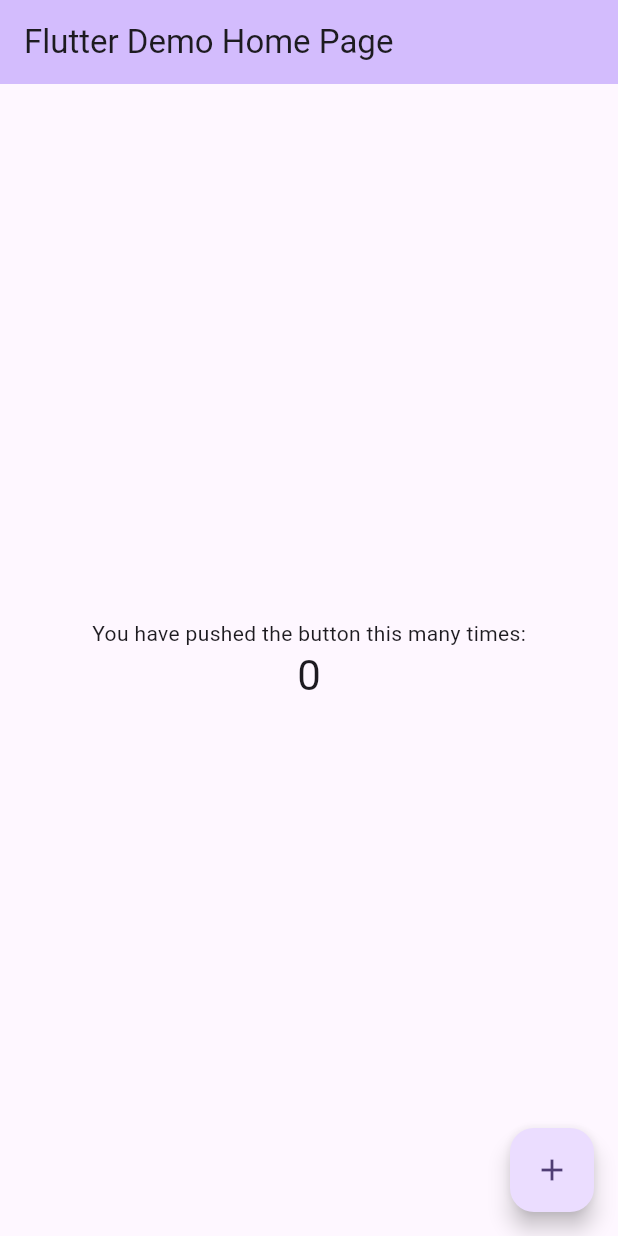
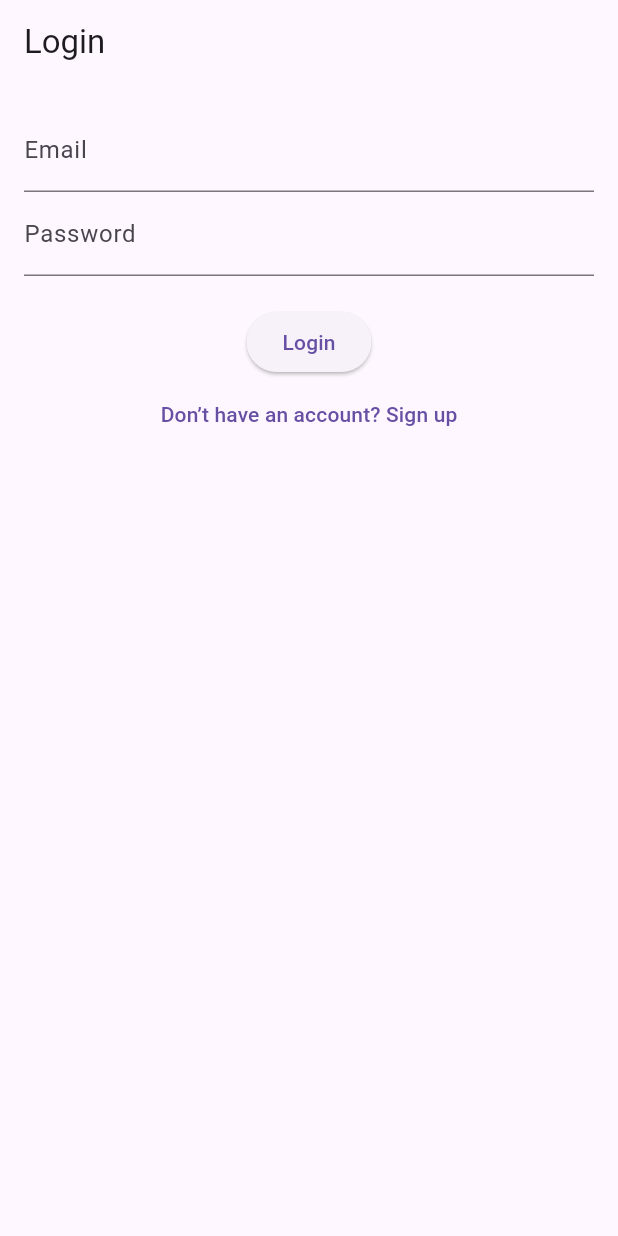
Before and after one commit to kaesmi/diploma_1, a Flutter app: the screen it shows after launch, on a phone screen of 412 x 824 dp. Run offline on Flutter 3.47's test engine with Material 3 defaults, Android fonts, the phone set to English and light mode, and no system bars; our stand-ins replace firebase_auth, firebase_core; accounts and stored records are empty.

Commit message:
first init

```diff
--- a/care_nest/lib/main.dart
+++ b/care_nest/lib/main.dart
@@ -1,125 +1,37 @@
 import 'package:flutter/material.dart';
+import 'package:firebase_core/firebase_core.dart';
+import 'screens/login_screen.dart';
+import 'screens/signup_screen.dart';
+import 'screens/main_screen.dart';
+import 'screens/specialist_finder_screen.dart';
+import 'screens/specialist_profile_screen.dart';
+import 'screens/chat_screen.dart';
+import 'screens/map_screen.dart';
+import 'screens/review_screen.dart';
 
-void main() {
-  runApp(const MyApp());
+void main() async {
+  WidgetsFlutterBinding.ensureInitialized();
+  await Firebase.initializeApp();
+  runApp(MyApp());
 }
 
 class MyApp extends StatelessWidget {
-  const MyApp({super.key});
-
-  // This widget is the root of your application.
   @override
   Widget build(BuildContext context) {
     return MaterialApp(
-      title: 'Flutter Demo',
-      theme: ThemeData(
-        // This is the theme of your application.
-        //
-        // TRY THIS: Try running your application with "flutter run". You'll see
-        // the application has a purple toolbar. Then, without quitting the app,
-        // try changing the seedColor in the colorScheme below to Colors.green
-        // and then invoke "hot reload" (save your changes or press the "hot
-        // reload" button in a Flutter-supported IDE, or press "r" if you used
-        // the command line to start the app).
-        //
-        // Notice that the counter didn't reset back to zero; the application
-        // state is not lost during the reload. To reset the state, use hot
-        // restart instead.
-        //
-        // This works for code too, not just values: Most code changes can be
-        // tested with just a hot reload.
-        colorScheme: ColorScheme.fromSeed(seedColor: Colors.deepPurple),
-        useMaterial3: true,
-      ),
-      home: const MyHomePage(title: 'Flutter Demo Home Page'),
+      title: 'Care Nest',
+      theme: ThemeData(primarySwatch: Colors.blue),
+      initialRoute: '/',
+      routes: {
+        '/': (context) => LoginScreen(),
+        '/signup': (context) => SignupScreen(),
+        '/main': (context) => MainScreen(),
+        '/specialistFinder': (context) => SpecialistFinderScreen(),
+        // '/specialistProfile': (context) => SpecialistProfileScreen(),
+        // '/chat': (context) => ChatScreen(),
+        // '/map': (context) => MapScreen(),
+        // '/review': (context) => ReviewScreen(),
+      },
     );
   }
 }
-
-class MyHomePage extends StatefulWidget {
-  const MyHomePage({super.key, required this.title});
-
-  // This widget is the home page of your application. It is stateful, meaning
-  // that it has a State object (defined below) that contains fields that affect
-  // how it looks.
-
-  // This class is the configuration for the state. It holds the values (in this
-  // case the title) provided by the parent (in this case the App widget) and
-  // used by the build method of the State. Fields in a Widget subclass are
-  // always marked "final".
-
-  final String title;
-
-  @override
-  State<MyHomePage> createState() => _MyHomePageState();
-}
-
-class _MyHomePageState extends State<MyHomePage> {
-  int _counter = 0;
-
-  void _incrementCounter() {
-    setState(() {
-      // This call to setState tells the Flutter framework that something has
-      // changed in this State, which causes it to rerun the build method below
-      // so that the display can reflect the updated values. If we changed
-      // _counter without calling setState(), then the build method would not be
-      // called again, and so nothing would appear to happen.
-      _counter++;
-    });
-  }
-
-  @override
-  Widget build(BuildContext context) {
-    // This method is rerun every time setState is called, for instance as done
-    // by the _incrementCounter method above.
-    //
-    // The Flutter framework has been optimized to make rerunning build methods
-    // fast, so that you can just rebuild anything that needs updating rather
-    // than having to individually change instances of widgets.
-    return Scaffold(
-      appBar: AppBar(
-        // TRY THIS: Try changing the color here to a specific color (to
-        // Colors.amber, perhaps?) and trigger a hot reload to see the AppBar
-        // change color while the other colors stay the same.
-        backgroundColor: Theme.of(context).colorScheme.inversePrimary,
-        // Here we take the value from the MyHomePage object that was created by
-        // the App.build method, and use it to set our appbar title.
-        title: Text(widget.title),
-      ),
-      body: Center(
-        // Center is a layout widget. It takes a single child and positions it
-        // in the middle of the parent.
-        child: Column(
-          // Column is also a layout widget. It takes a list of children and
-          // arranges them vertically. By default, it sizes itself to fit its
-          // children horizontally, and tries to be as tall as its parent.
-          //
-          // Column has various properties to control how it sizes itself and
-          // how it positions its children. Here we use mainAxisAlignment to
-          // center the children vertically; the main axis here is the vertical
-          // axis because Columns are vertical (the cross axis would be
-          // horizontal).
-          //
-          // TRY THIS: Invoke "debug painting" (choose the "Toggle Debug Paint"
-          // action in the IDE, or press "p" in the console), to see the
-          // wireframe for each widget.
-          mainAxisAlignment: MainAxisAlignment.center,
-          children: <Widget>[
-            const Text(
-              'You have pushed the button this many times:',
-            ),
-            Text(
-              '$_counter',
-              style: Theme.of(context).textTheme.headlineMedium,
-            ),
-          ],
-        ),
-      ),
-      floatingActionButton: FloatingActionButton(
-        onPressed: _incrementCounter,
-        tooltip: 'Increment',
-        child: const Icon(Icons.add),
-      ), // This trailing comma makes auto-formatting nicer for build methods.
-    );
-  }
-}
--- /dev/null
+++ b/care_nest/lib/screens/login_screen.dart
@@ -0,0 +1,51 @@
+import 'package:flutter/material.dart';
+import '../services/auth_service.dart';
+
+class LoginScreen extends StatelessWidget {
+  final TextEditingController _emailController = TextEditingController();
+  final TextEditingController _passwordController = TextEditingController();
+
+  void loginUser(BuildContext context) async {
+    String result = await AuthService().login(
+      email: _emailController.text,
+      password: _passwordController.text,
+    );
+    if (result == "Success") {
+      Navigator.pushReplacementNamed(context, '/main');
+    } else {
+      ScaffoldMessenger.of(context).showSnackBar(SnackBar(content: Text(result)));
+    }
+  }
+
+  @override
+  Widget build(BuildContext context) {
+    return Scaffold(
+      appBar: AppBar(title: Text('Login')),
+      body: Padding(
+        padding: const EdgeInsets.all(16.0),
+        child: Column(
+          children: [
+            TextField(
+              controller: _emailController,
+              decoration: InputDecoration(labelText: 'Email'),
+            ),
+            TextField(
+              controller: _passwordController,
+              decoration: InputDecoration(labelText: 'Password'),
+              obscureText: true,
+            ),
+            SizedBox(height: 20),
+            ElevatedButton(
+              onPressed: () => loginUser(context),
+              child: Text('Login'),
+            ),
+            TextButton(
+              onPressed: () => Navigator.pushNamed(context, '/signup'),
+              child: Text('Don’t have an account? Sign up'),
+            ),
+          ],
+        ),
+      ),
+    );
+  }
+}
--- /dev/null
+++ b/care_nest/lib/services/auth_service.dart
@@ -0,0 +1,23 @@
+import 'package:firebase_auth/firebase_auth.dart';
+
+class AuthService {
+  final FirebaseAuth _auth = FirebaseAuth.instance;
+
+  Future<String> login({required String email, required String password}) async {
+    try {
+      await _auth.signInWithEmailAndPassword(email: email, password: password);
+      return "Success";
+    } catch (e) {
+      return e.toString();
+    }
+  }
+
+  Future<String> signup({required String email, required String password}) async {
+    try {
+      await _auth.createUserWithEmailAndPassword(email: email, password: password);
+      return "Success";
+    } catch (e) {
+      return e.toString();
+    }
+  }
+}
```
Also changed, not shown: care_nest/lib/screens/main_screen.dart (added, +26 -0 lines), care_nest/lib/screens/signup_screen.dart (added, +47 -0 lines), care_nest/lib/screens/specialist_finder_screen.dart (added, +13 -0 lines), care_nest/lib/widgets/custom_button.dart (added, +16 -0 lines), care_nest/pubspec.yaml (+7 -1 lines), care_nest/lib/models/specialist_model.dart (added), care_nest/lib/models/user_model.dart (added), care_nest/lib/screens/chat_screen.dart (added), care_nest/lib/screens/map_screen.dart (added), care_nest/lib/screens/profile_screen.dart (added), care_nest/lib/screens/review_screen.dart (added), care_nest/lib/screens/specialist_profile_screen.dart (added), care_nest/lib/services/firestore_service.dart (added), care_nest/lib/services/location_service.dart (added), 2 more files, 10 other files.
